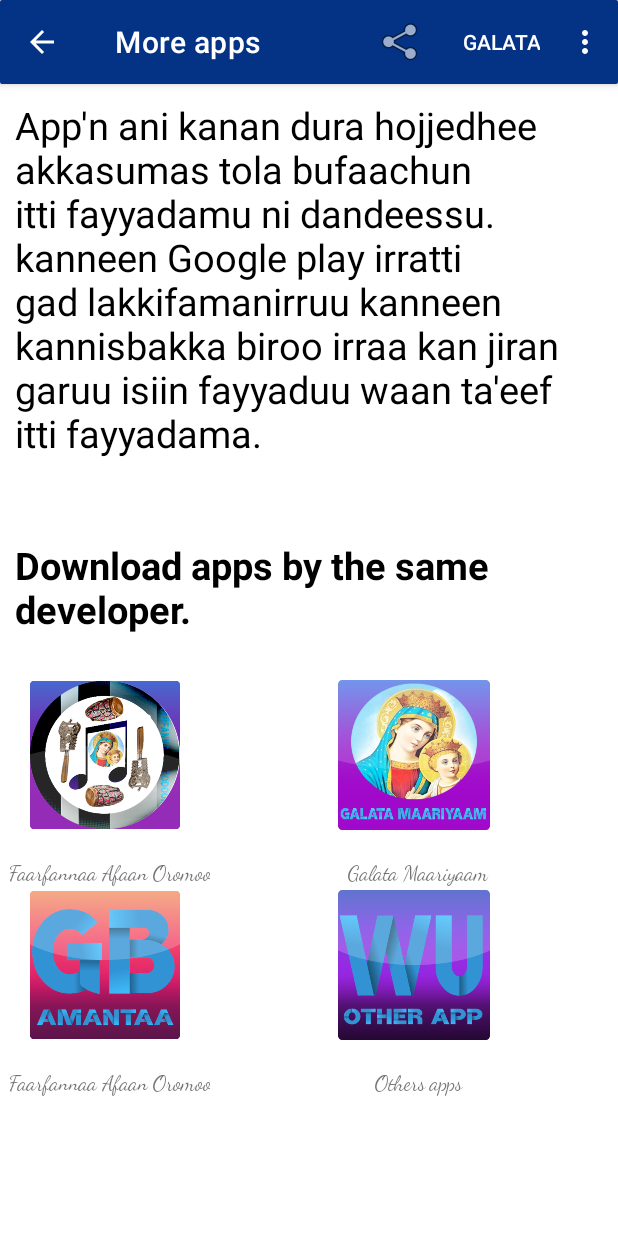
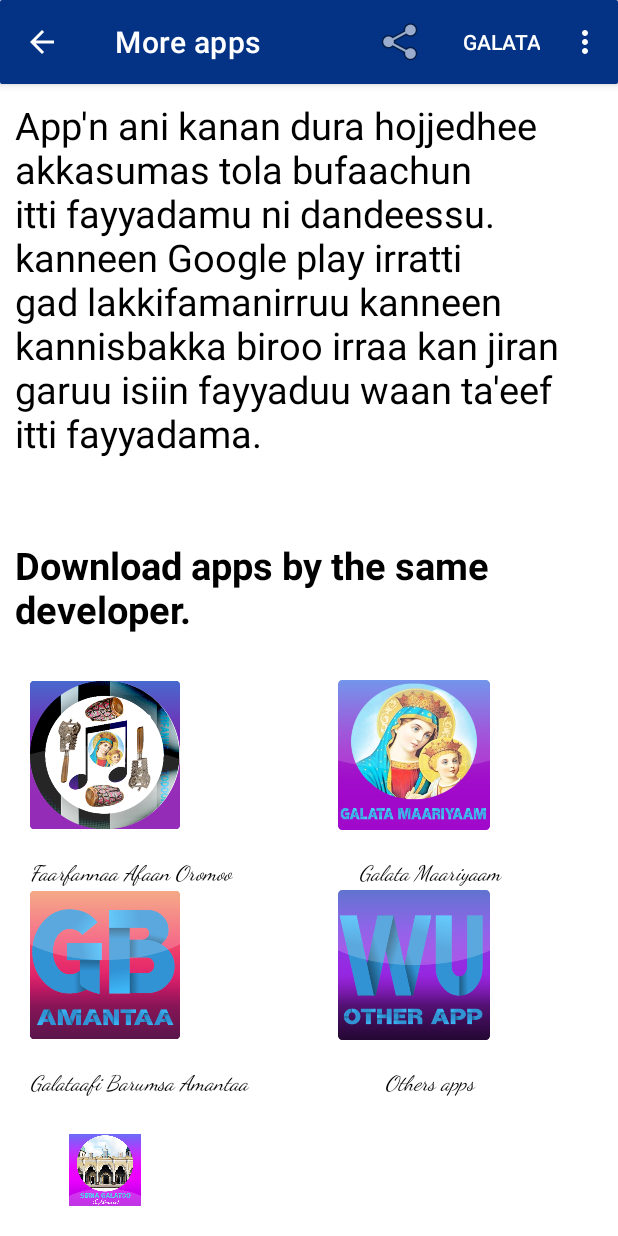
Before and after one commit to beresaabebe/faarfannaa-orthodox, an Android app: the MainActivity screen opened directly, with no data from a screen before it, in the options menu, after a tap on "More apps", on a phone screen of 412 x 824 dp. Run offline under Robolectric (Android 15) with nearby library versions, the phone set to English and light mode, and no system bars; our stand-ins replace AdMob.

Commit message:
New chages

```diff
--- a/app/src/main/java/com/beckytech/faarfannaaafaanoromoo/MainActivity.java
+++ b/app/src/main/java/com/beckytech/faarfannaaafaanoromoo/MainActivity.java
@@ -234,9 +234,8 @@ public class MainActivity extends OptionsMenuActivity {
 
         listView = findViewById(R.id.list_item);
 
-       // ArrayAdapter<String> adapter = new ArrayAdapter<>(this, android.R.layout.simple_list_item_1, mezmurName);
-        CustomAdapter adapter = new CustomAdapter(this, mezmurName);
 
+        CustomMainAdapter adapter = new CustomMainAdapter(this, mezmurName);
         listView.setAdapter(adapter);
         listView.setSmoothScrollbarEnabled(true);
 
@@ -865,6 +864,29 @@ public class MainActivity extends OptionsMenuActivity {
                     break;
             }
         });
+
+    }
+
+    static class CustomMainAdapter extends ArrayAdapter<String> {
+        Context context;
+        String[] title;
+
+        CustomMainAdapter(Context context, String[] title) {
+            super(context, R.layout.listitem, title);
+            this.context = context;
+            this.title = title;
+        }
+
+        @SuppressLint("SetTextI18n")
+        public View getView(int position, View convertView, ViewGroup parent) {
+            LayoutInflater inflater = (LayoutInflater) getContext().getSystemService(Context.LAYOUT_INFLATER_SERVICE);
+            @SuppressLint("ViewHolder") View row = inflater.inflate(R.layout.listitem, parent, false);
+            TextView textView = row.findViewById(R.id.textView1);
+            int pos = position +1;
+            textView.setText(pos+". "+title[position]);
+            return row;
+        }
+
     }
 
 }
--- a/app/src/main/java/com/beckytech/faarfannaaafaanoromoo/MoreApps.java
+++ b/app/src/main/java/com/beckytech/faarfannaaafaanoromoo/MoreApps.java
@@ -1,29 +1,18 @@
 package com.beckytech.faarfannaaafaanoromoo;
 
-import androidx.annotation.NonNull;
-import androidx.appcompat.app.ActionBar;
-import androidx.appcompat.app.AlertDialog;
-import androidx.appcompat.app.AppCompatActivity;
-import androidx.core.text.HtmlCompat;
-
 import android.content.Intent;
-import android.graphics.Color;
-import android.graphics.drawable.ColorDrawable;
 import android.net.Uri;
 import android.os.Build;
 import android.os.Bundle;
 import android.text.Html;
-import android.view.Menu;
-import android.view.MenuInflater;
-import android.view.MenuItem;
-import android.view.View;
 import android.widget.ImageView;
 import android.widget.TextView;
-import android.widget.Toast;
+
+import androidx.core.text.HtmlCompat;
 
 public class MoreApps extends OptionsMenuActivity {
 
-    ImageView faarfannaa, galataMaariyaam, galatooBarumsaa, wollega;
+    ImageView faarfannaa, galataMaariyaam, galatooBarumsaa, wollega, qiddaassee;
     TextView textView;
     String about = "<p style='text-align:justify'>App'n ani kanan dura hojjedhee akkasumas tola " +
             "bufaachun itti fayyadamu ni dandeessu. kanneen Google play irratti gad lakkifamanirruu kanneen kannis" +
@@ -48,47 +37,43 @@ public class MoreApps extends OptionsMenuActivity {
         }
 
         faarfannaa = findViewById(R.id.imageViewFaarfannaa);
-        faarfannaa.setOnClickListener(new View.OnClickListener() {
-            @Override
-            public void onClick(View view) {
+        faarfannaa.setOnClickListener(view -> {
             String url = "https://play.google.com/store/apps/details?id=com.beckytech.faarfannaaafaanoromoo";
             Intent  intent = new Intent(Intent.ACTION_VIEW);
             intent.setData(Uri.parse(url));
             startActivity(intent);
-            }
         });
 
         galataMaariyaam = findViewById(R.id.imageViewGmaariyaam);
-        galataMaariyaam.setOnClickListener(new View.OnClickListener() {
-            @Override
-            public void onClick(View view) {
+        galataMaariyaam.setOnClickListener(view -> {
             String url = "https://www.mediafire.com/file/cyglsztsy4qq1wp/Galata_Maariyaam_v1.1.apk/file";
             Intent  intent = new Intent(Intent.ACTION_VIEW);
             intent.setData(Uri.parse(url));
             startActivity(intent);
-            }
         });
 
         galatooBarumsaa = findViewById(R.id.imageViewGalatooBarumsaa);
-        galatooBarumsaa.setOnClickListener(new View.OnClickListener() {
-            @Override
-            public void onClick(View view) {
+        galatooBarumsaa.setOnClickListener(view -> {
             String url = "https://play.google.com/store/apps/details?id=com.beckytech.galatoofibarumsaa";
             Intent  intent = new Intent(Intent.ACTION_VIEW);
             intent.setData(Uri.parse(url));
             startActivity(intent);
-            }
         });
 
         wollega = findViewById(R.id.imageViewWollega);
-        wollega.setOnClickListener(new View.OnClickListener() {
-            @Override
-            public void onClick(View view) {
+        wollega.setOnClickListener(view -> {
             String url = "https://www.mediafire.com/file/9dfaystiz2x4txo/Wollega_University.apk/file";
             Intent  intent = new Intent(Intent.ACTION_VIEW);
             intent.setData(Uri.parse(url));
             startActivity(intent);
-            }
+        });
+
+        qiddaassee = findViewById(R.id.imageViewQiddaassee);
+        qiddaassee.setOnClickListener(view -> {
+            String url = "https://play.google.com/store/apps/details?id=com.beckytech.sirnagalatoo";
+            Intent  intent = new Intent(Intent.ACTION_VIEW);
+            intent.setData(Uri.parse(url));
+            startActivity(intent);
         });
     }
 }
--- a/app/src/main/java/com/beckytech/faarfannaaafaanoromoo/OptionsMenuActivity.java
+++ b/app/src/main/java/com/beckytech/faarfannaaafaanoromoo/OptionsMenuActivity.java
@@ -105,7 +105,7 @@ public class OptionsMenuActivity extends AppCompatActivity {
         String[] title;
 
         CustomAdapter(Context context, String[] title) {
-            super(context, R.layout.listitem, title);
+            super(context, R.layout.listhomeitem, title);
             this.context = context;
             this.title = title;
         }
@@ -113,10 +113,10 @@ public class OptionsMenuActivity extends AppCompatActivity {
         @SuppressLint("SetTextI18n")
         public View getView(int position, View convertView, ViewGroup parent) {
             LayoutInflater inflater = (LayoutInflater) getContext().getSystemService(Context.LAYOUT_INFLATER_SERVICE);
-            @SuppressLint("ViewHolder") View row = inflater.inflate(R.layout.listitem, parent, false);
+            @SuppressLint("ViewHolder") View row = inflater.inflate(R.layout.listhomeitem, parent, false);
             TextView textView = row.findViewById(R.id.textView1);
             int pos = position +1;
-            textView.setText(pos+". "+title[position]);
+            textView.setText(title[position]);
             return row;
         }
 
--- a/app/src/main/res/drawable/button_hover.xml
+++ b/app/src/main/res/drawable/button_home_bg.xml
@@ -11,12 +11,12 @@
             android:thickness="10dp">
 
             <corners
-                android:topLeftRadius="30dp"
-                android:bottomLeftRadius="30dp"
+                android:topLeftRadius="50dp"
+                android:bottomLeftRadius="50dp"
                 android:topRightRadius="10dp"
                 android:bottomRightRadius="10dp"/>
 
-            <solid android:color="#08539E"/>
+            <solid android:color="#0F3A65"/>
 
         </shape>
 
--- a/app/src/main/res/layout/activity_abbaaf_ilma.xml
+++ b/app/src/main/res/layout/activity_abbaaf_ilma.xml
@@ -49,6 +49,7 @@
             android:layout_below="@id/textview"
             android:layout_alignParentEnd="true"
             android:layout_marginStart="20dp"
+            android:visibility="gone"
             android:layout_marginTop="20dp"
             android:layout_marginEnd="20dp"
             android:layout_marginBottom="20dp"
--- a/app/src/main/res/layout/activity_main.xml
+++ b/app/src/main/res/layout/activity_main.xml
@@ -3,6 +3,7 @@
     android:layout_width="match_parent"
     android:layout_height="match_parent"
     android:orientation="vertical"
+    android:id="@+id/main_activity"
     android:background="@color/white">
 
     <ListView
--- a/app/src/main/res/layout/activity_more_apps.xml
+++ b/app/src/main/res/layout/activity_more_apps.xml
@@ -26,10 +26,12 @@
         android:layout_width="wrap_content"
         android:layout_height="wrap_content"
         android:text="@string/app_name"
+        android:textStyle="italic"
+        android:textColor="@color/black"
         android:gravity="center_horizontal"
         android:fontFamily="cursive"
         android:layout_below="@id/imageViewFaarfannaa"
-        android:layout_marginStart="5dp"
+        android:layout_marginStart="20dp"
         android:layout_marginBottom="20dp"/>
 
     <ImageView
@@ -48,6 +50,8 @@
         android:layout_height="wrap_content"
         android:text="@string/galata_maariyaam"
         android:fontFamily="cursive"
+        android:textStyle="italic"
+        android:textColor="@color/black"
         android:layout_toEndOf="@id/text1"
         android:layout_alignParentEnd="true"
         android:gravity="center_horizontal"
@@ -68,11 +72,13 @@
         android:id="@+id/text3"
         android:layout_width="wrap_content"
         android:layout_height="wrap_content"
-        android:text="@string/app_name"
+        android:text="@string/galataafi_barumsa_amantaa"
         android:gravity="center_horizontal"
+        android:textStyle="italic"
+        android:textColor="@color/black"
         android:fontFamily="cursive"
         android:layout_below="@id/imageViewGalatooBarumsaa"
-        android:layout_marginStart="5dp"
+        android:layout_marginStart="20dp"
         android:layout_marginBottom="5dp"/>
 
     <ImageView
@@ -83,7 +89,8 @@
         android:layout_alignParentEnd="true"
         android:layout_below="@id/imageViewGmaariyaam"
         android:layout_toEndOf="@id/imageViewGalatooBarumsaa"
-        android:layout_margin="20dp"/>
+        android:layout_margin="20dp"
+        android:contentDescription="TODO" />
 
     <TextView
         android:id="@+id/text4"
@@ -91,6 +98,8 @@
         android:layout_height="wrap_content"
         android:text="@string/others_apps"
         android:fontFamily="cursive"
+        android:textStyle="italic"
+        android:textColor="@color/black"
         android:layout_toEndOf="@id/text1"
         android:layout_alignParentEnd="true"
         android:gravity="center_horizontal"
@@ -98,4 +107,27 @@
         android:layout_marginStart="5dp"
         android:layout_marginBottom="5dp"/>
 
+    <ImageView
+        android:id="@+id/imageViewQiddaassee"
+        android:layout_width="100dp"
+        android:layout_height="100dp"
+        android:src="@drawable/sirnalogo"
+        android:layout_alignParentStart="true"
+        android:layout_below="@id/text4"
+        android:layout_margin="20dp"/>
+
+    <TextView
+        android:id="@+id/text5"
+        android:layout_width="wrap_content"
+        android:layout_height="wrap_content"
+        android:text="@string/sirna_qiddaassee"
+        android:fontFamily="cursive"
+        android:textStyle="italic"
+        android:textColor="@color/black"
+        android:layout_alignParentStart="true"
+        android:gravity="center_horizontal"
+        android:layout_below="@id/imageViewQiddaassee"
+        android:layout_marginStart="20dp"
+        android:layout_marginBottom="5dp"/>
+
 </RelativeLayout>
--- a/app/src/main/res/values/strings.xml
+++ b/app/src/main/res/values/strings.xml
@@ -16,4 +16,6 @@
     <string name="galata">Galata</string>
     <string name="galata_maariyaam">Galata Maariyaam</string>
     <string name="others_apps">Others apps</string>
+    <string name="sirna_qiddaassee">Sirna Qiddaassee</string>
+    <string name="galataafi_barumsa_amantaa">Galataafi Barumsa Amantaa</string>
 </resources>
```
Also changed, not shown: app/src/main/AndroidManifest.xml (+13 -6 lines), app/src/main/java/com/beckytech/faarfannaaafaanoromoo/MainHomeActivity.java (+35 -1 lines), app/src/main/java/com/beckytech/faarfannaaafaanoromoo/OpenerActivity.java (added, +44 -0 lines), app/src/main/java/com/beckytech/faarfannaaafaanoromoo/WaaeeApp.java (+8 -3 lines), app/src/main/java/com/beckytech/faarfannaaafaanoromoo/adaanee/AdaaneeAsraat.java (added, +76 -0 lines), app/src/main/java/com/beckytech/faarfannaaafaanoromoo/atozsorted/acontents/AbbaafIlma.java (+0 -9 lines), app/src/main/res/anim/slide_splash.xml (added, +13 -0 lines), app/src/main/res/layout/activity_galata.xml (+9 -0 lines), app/src/main/res/layout/activity_opener.xml (added, +19 -0 lines), app/src/main/res/layout/listhomeitem.xml (added, +16 -0 lines), app/src/main/res/drawable/sirnalogo.png (added). Lines whose indentation alone changed are shown as unchanged.
